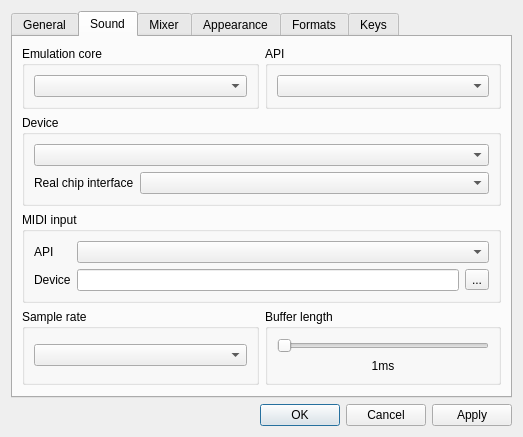
BambooTracker/BambooTracker, file BambooTracker/gui/configuration_dialog.ui: the form before one commit.
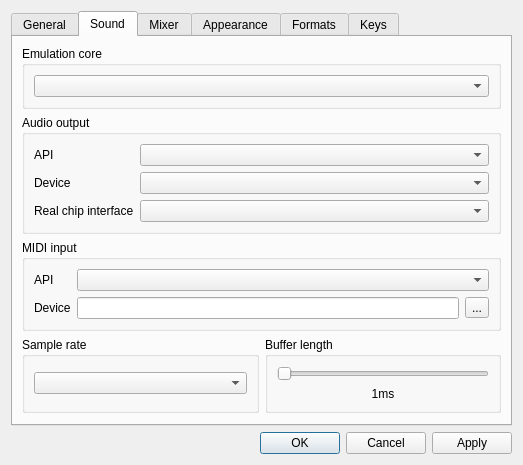
The form after the commit. The open tabs and pages were chosen to show the change. Custom widgets are drawn as their Qt base class.

Commit message: Modify configuration dialog layout

```diff
--- a/BambooTracker/gui/configuration_dialog.ui
+++ b/BambooTracker/gui/configuration_dialog.ui
@@ -251,30 +251,6 @@
        <string>Sound</string>
       </attribute>
       <layout class="QGridLayout" name="gridLayout" columnstretch="5,5">
-       <item row="0" column="0">
-        <widget class="QGroupBox" name="groupBoxEmulation">
-         <property name="title">
-          <string>Emulation core</string>
-         </property>
-         <layout class="QVBoxLayout" name="verticalLayout_3">
-          <item>
-           <widget class="QComboBox" name="emulatorComboBox"/>
-          </item>
-         </layout>
-        </widget>
-       </item>
-       <item row="0" column="1">
-        <widget class="QGroupBox" name="soundAPIGroupBox">
-         <property name="title">
-          <string>API</string>
-         </property>
-         <layout class="QVBoxLayout" name="verticalLayout_4">
-          <item>
-           <widget class="QComboBox" name="soundAPIComboBox"/>
-          </item>
-         </layout>
-        </widget>
-       </item>
        <item row="3" column="0">
         <widget class="QGroupBox" name="sampleRateGroupBox">
          <property name="title">
@@ -379,22 +355,51 @@
        <item row="1" column="0" colspan="2">
         <widget class="QGroupBox" name="soundDeviceGroupBox">
          <property name="title">
-          <string>Device</string>
+          <string>Audio output</string>
          </property>
          <layout class="QFormLayout" name="formLayout_5">
-          <item row="0" column="0" colspan="2">
-           <widget class="QComboBox" name="soundDeviceComboBox"/>
-          </item>
-          <item row="1" column="0">
+          <item row="2" column="0">
            <widget class="QLabel" name="realChipLabel">
             <property name="text">
              <string>Real chip interface</string>
             </property>
            </widget>
           </item>
-          <item row="1" column="1">
+          <item row="2" column="1">
            <widget class="QComboBox" name="realChipComboBox"/>
           </item>
+          <item row="1" column="1">
+           <widget class="QComboBox" name="audioDeviceComboBox"/>
+          </item>
+          <item row="1" column="0">
+           <widget class="QLabel" name="audioDeviceLabel">
+            <property name="text">
+             <string>Device</string>
+            </property>
+           </widget>
+          </item>
+          <item row="0" column="0">
+           <widget class="QLabel" name="audioApiLabel">
+            <property name="text">
+             <string>API</string>
+            </property>
+           </widget>
+          </item>
+          <item row="0" column="1">
+           <widget class="QComboBox" name="audioApiComboBox"/>
+          </item>
+         </layout>
+        </widget>
+       </item>
+       <item row="0" column="0" colspan="2">
+        <widget class="QGroupBox" name="groupBoxEmulation">
+         <property name="title">
+          <string>Emulation core</string>
+         </property>
+         <layout class="QVBoxLayout" name="verticalLayout_3">
+          <item>
+           <widget class="QComboBox" name="emulatorComboBox"/>
+          </item>
          </layout>
         </widget>
        </item>
```
Left out of the diff: 8 changed lines with no effect on the pictures. The commit also changes 3 other files.
